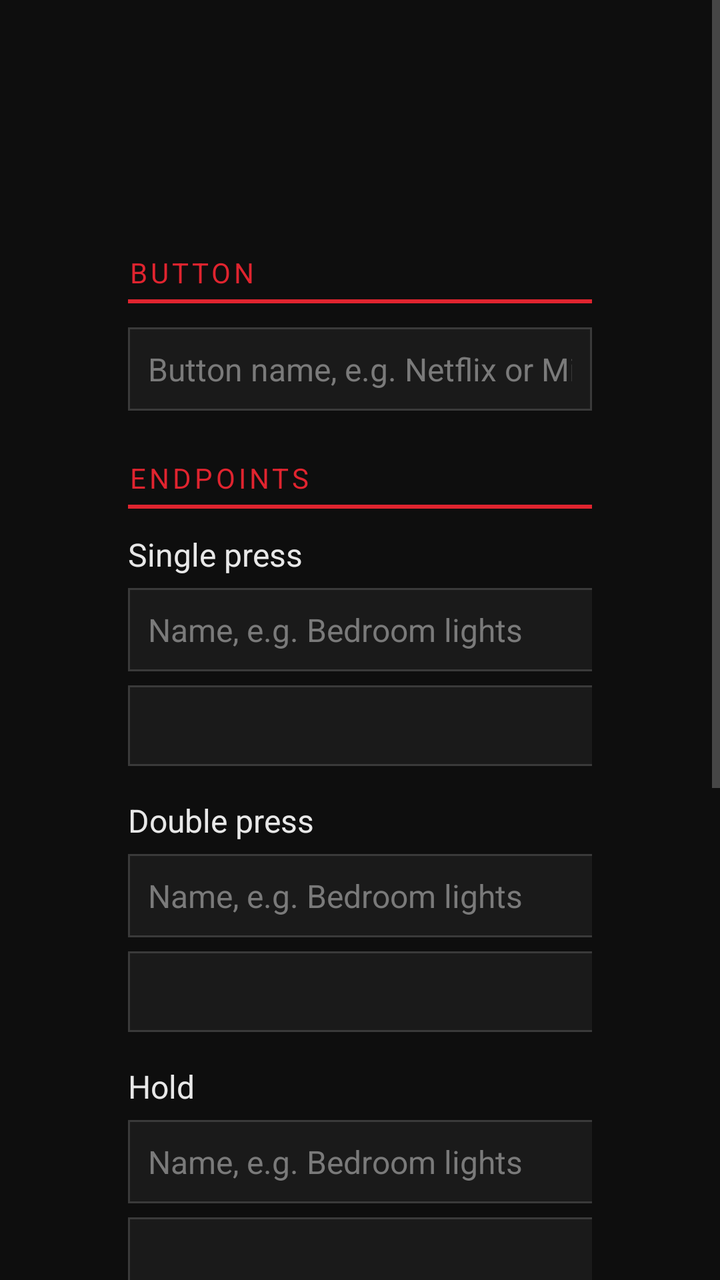
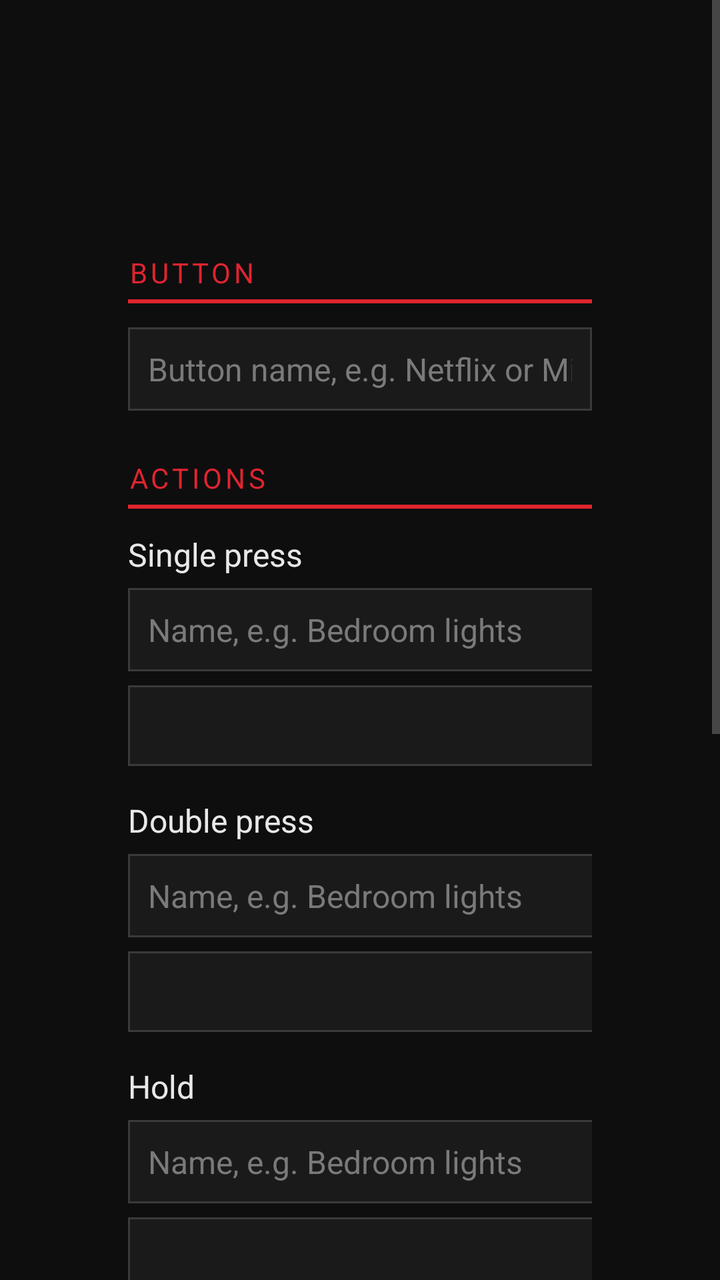

Before-and-after screenshots of an Android layout around one commit, followed by the original layout XML and the change that was made.
<!-- AndroidManifest.xml: application theme Theme.ButtonHooks -->
<!-- res/layout/activity_hook.xml -->
<?xml version="1.0" encoding="utf-8"?>
<ScrollView xmlns:android="http://schemas.android.com/apk/res/android"
    android:layout_width="match_parent"
    android:layout_height="match_parent"
    android:background="@color/bg"
    android:fillViewport="true">

    <LinearLayout
        android:layout_width="match_parent"
        android:layout_height="wrap_content"
        android:orientation="vertical"
        android:paddingStart="64dp"
        android:paddingEnd="64dp"
        android:paddingTop="36dp"
        android:paddingBottom="48dp">

        <TextView
            android:id="@+id/hook_title"
            android:layout_width="wrap_content"
            android:layout_height="wrap_content"
            android:textColor="@color/text"
            android:textSize="30sp"
            android:textStyle="bold" />

        <TextView
            android:id="@+id/hook_key"
            android:layout_width="match_parent"
            android:layout_height="wrap_content"
            android:layout_marginTop="6dp"
            android:textColor="@color/mid"
            android:textSize="15sp" />

        
        <TextView style="@style/SectionHeader" android:text="@string/section_button" />

        <EditText
            android:id="@+id/hook_label"
            style="@style/Field"
            android:layout_width="match_parent"
            android:layout_marginTop="12dp"
            android:hint="@string/hook_label_hint"
            android:inputType="textCapWords" />

        
        <TextView style="@style/SectionHeader" android:text="@string/section_endpoints" />

        <LinearLayout
            android:id="@+id/block_single"
            android:layout_width="match_parent"
            android:layout_height="wrap_content"
            android:orientation="vertical">

            <TextView
                style="@style/Label"
                android:layout_marginTop="12dp"
                android:text="@string/label_single" />

            <LinearLayout
                android:layout_width="match_parent"
                android:layout_height="wrap_content"
                android:layout_marginTop="6dp"
                android:orientation="horizontal">

                <EditText
                    android:id="@+id/name_single"
                    style="@style/Field"
                    android:layout_width="260dp"
                    android:layout_marginEnd="12dp"
                    android:hint="@string/name_hint"
                    android:inputType="textCapSentences" />

                <EditText
                    android:id="@+id/url_single"
                    style="@style/Field"
                    android:layout_width="0dp"
                    android:layout_weight="1"
                    android:hint="@string/url_hint"
                    android:inputType="textUri" />

                <Button
                    android:id="@+id/test_single"
                    style="@style/FlatButton"
                    android:layout_marginStart="12dp"
                    android:text="@string/test" />
            </LinearLayout>

            <LinearLayout
                android:layout_width="match_parent"
                android:layout_height="wrap_content"
                android:layout_marginTop="6dp"
                android:orientation="horizontal">

                <Button
                    android:id="@+id/method_single"
                    style="@style/FlatButton"
                    android:layout_width="260dp"
                    android:layout_marginEnd="12dp" />

                <EditText
                    android:id="@+id/body_single"
                    style="@style/Field"
                    android:layout_width="0dp"
                    android:layout_weight="1"
                    android:hint="@string/body_hint"
                    android:inputType="text" />
            </LinearLayout>
        </LinearLayout>

        <LinearLayout
            android:id="@+id/block_double"
            android:layout_width="match_parent"
            android:layout_height="wrap_content"
            android:orientation="vertical">

            <TextView
                style="@style/Label"
                android:layout_marginTop="16dp"
                android:text="@string/label_double" />

            <LinearLayout
                android:layout_width="match_parent"
                android:layout_height="wrap_content"
                android:layout_marginTop="6dp"
                android:orientation="horizontal">

                <EditText
                    android:id="@+id/name_double"
                    style="@style/Field"
                    android:layout_width="260dp"
                    android:layout_marginEnd="12dp"
                    android:hint="@string/name_hint"
                    android:inputType="textCapSentences" />

                <EditText
                    android:id="@+id/url_double"
                    style="@style/Field"
                    android:layout_width="0dp"
                    android:layout_weight="1"
                    android:hint="@string/url_hint"
                    android:inputType="textUri" />

                <Button
                    android:id="@+id/test_double"
                    style="@style/FlatButton"
                    android:layout_marginStart="12dp"
                    android:text="@string/test" />
            </LinearLayout>

            <LinearLayout
                android:layout_width="match_parent"
                android:layout_height="wrap_content"
                android:layout_marginTop="6dp"
                android:orientation="horizontal">

                <Button
                    android:id="@+id/method_double"
                    style="@style/FlatButton"
                    android:layout_width="260dp"
                    android:layout_marginEnd="12dp" />

                <EditText
                    android:id="@+id/body_double"
                    style="@style/Field"
                    android:layout_width="0dp"
                    android:layout_weight="1"
                    android:hint="@string/body_hint"
                    android:inputType="text" />
            </LinearLayout>
        </LinearLayout>

        <LinearLayout
            android:id="@+id/block_hold"
            android:layout_width="match_parent"
            android:layout_height="wrap_content"
            android:orientation="vertical">

            <TextView
                style="@style/Label"
                android:layout_marginTop="16dp"
                android:text="@string/label_hold" />

            <LinearLayout
                android:layout_width="match_parent"
                android:layout_height="wrap_content"
                android:layout_marginTop="6dp"
                android:orientation="horizontal">

                <EditText
                    android:id="@+id/name_hold"
                    style="@style/Field"
                    android:layout_width="260dp"
                    android:layout_marginEnd="12dp"
                    android:hint="@string/name_hint"
                    android:inputType="textCapSentences" />

                <EditText
                    android:id="@+id/url_hold"
                    style="@style/Field"
                    android:layout_width="0dp"
                    android:layout_weight="1"
                    android:hint="@string/url_hint"
                    android:inputType="textUri" />

                <Button
                    android:id="@+id/test_hold"
                    style="@style/FlatButton"
                    android:layout_marginStart="12dp"
                    android:text="@string/test" />
            </LinearLayout>

            <LinearLayout
                android:layout_width="match_parent"
                android:layout_height="wrap_content"
                android:layout_marginTop="6dp"
                android:orientation="horizontal">

                <Button
                    android:id="@+id/method_hold"
                    style="@style/FlatButton"
                    android:layout_width="260dp"
                    android:layout_marginEnd="12dp" />

                <EditText
                    android:id="@+id/body_hold"
                    style="@style/Field"
                    android:layout_width="0dp"
                    android:layout_weight="1"
                    android:hint="@string/body_hint"
                    android:inputType="text" />
            </LinearLayout>
        </LinearLayout>

        <TextView
            style="@style/Label"
            android:layout_marginTop="16dp"
            android:text="@string/label_headers" />

        <EditText
            android:id="@+id/headers"
            style="@style/Field"
            android:layout_width="match_parent"
            android:layout_marginTop="6dp"
            android:gravity="top"
            android:hint="@string/headers_hint"
            android:inputType="textMultiLine|textNoSuggestions"
            android:minLines="2"
            android:singleLine="false" />

        <TextView
            android:layout_width="match_parent"
            android:layout_height="wrap_content"
            android:layout_marginTop="10dp"
            android:text="@string/endpoint_help"
            android:textColor="@color/mid"
            android:textSize="13sp" />

        <LinearLayout
            android:layout_width="match_parent"
            android:layout_height="wrap_content"
            android:layout_marginTop="28dp"
            android:gravity="center_vertical"
            android:orientation="horizontal">

            <Button
                android:id="@+id/save"
                style="@style/FlatButton"
                android:text="@string/save" />

            <Button
                android:id="@+id/remove"
                style="@style/FlatButton"
                android:layout_marginStart="12dp"
                android:text="@string/remove_hook" />

            <TextView
                android:id="@+id/last_result"
                android:layout_width="0dp"
                android:layout_height="wrap_content"
                android:layout_marginStart="18dp"
                android:layout_weight="1"
                android:textColor="@color/mid"
                android:textSize="14sp" />
        </LinearLayout>
    </LinearLayout>
</ScrollView>
<!-- resources referenced by this layout -->
<resources>
  <color name="bg">#0E0E0E</color>
  <color name="mid">#7A7A7A</color>
  <color name="text">#E8E8E8</color>
  <string name="body_hint">Body for POST/PUT, e.g. {\"entity_id\": \"light.den\"}</string>
  <string name="endpoint_help">Leave a URL empty to ignore that gesture. The name is what the on-screen badge shows. {gesture} and {key} in a URL or body are replaced with the gesture and keycode. A body starting with { or [ is sent as JSON unless a Content-Type header says otherwise. With no double press URL, single presses fire immediately.</string>
  <string name="headers_hint">Authorization: Bearer your-long-lived-token</string>
  <string name="hook_label_hint">Button name, e.g. Netflix or Mic</string>
  <string name="label_double">Double press</string>
  <string name="label_headers">Headers (every gesture of this button, one per line)</string>
  <string name="label_hold">Hold</string>
  <string name="label_single">Single press</string>
  <string name="name_hint">Name, e.g. Bedroom lights</string>
  <string name="remove_hook">Remove button</string>
  <string name="save">Save</string>
  <string name="section_button">Button</string>
  <string name="section_endpoints">Endpoints</string>
  <string name="test">Test</string>
  <string name="url_hint">http://homeassistant.local:8123/api/webhook/…</string>
  <style name="Field">
          <item name="android:layout_height">wrap_content</item>
          <item name="android:background">@drawable/field</item>
          <item name="android:padding">10dp</item>
          <item name="android:textColor">@color/text</item>
          <item name="android:textColorHint">@color/mid</item>
          <item name="android:textSize">16sp</item>
          <item name="android:singleLine">true</item>
      </style>
  <style name="Label">
          <item name="android:layout_width">wrap_content</item>
          <item name="android:layout_height">wrap_content</item>
          <item name="android:textColor">@color/text</item>
          <item name="android:textSize">16sp</item>
      </style>
  <style name="SectionHeader">
          <item name="android:layout_width">match_parent</item>
          <item name="android:layout_height">wrap_content</item>
          <item name="android:layout_marginTop">24dp</item>
          <item name="android:paddingBottom">6dp</item>
          <item name="android:textColor">@color/accent</item>
          <item name="android:textSize">14sp</item>
          <item name="android:textAllCaps">true</item>
          <item name="android:letterSpacing">0.12</item>
          <item name="android:background">@drawable/underline</item>
      </style>
  <style name="Theme.ButtonHooks" parent="android:Theme.Material.NoActionBar">
          <item name="android:windowBackground">@color/bg</item>
          <item name="android:colorBackground">@color/bg</item>
          <item name="android:colorAccent">@color/accent</item>
          <item name="android:colorPrimary">@color/surface</item>
          <item name="android:textColorPrimary">@color/text</item>
          <item name="android:textColorSecondary">@color/mid</item>
          <item name="android:textColorHint">@color/mid</item>
      </style>
  <color name="accent">#E0242F</color>
  <!-- drawable underline (drawable) -->
  <?xml version="1.0" encoding="utf-8"?>
  <layer-list xmlns:android="http://schemas.android.com/apk/res/android">
      <item android:gravity="bottom" android:height="2dp">
          <shape android:shape="rectangle">
              <solid android:color="@color/accent" />
          </shape>
      </item>
  </layer-list>
  <color name="surface">#1A1A1A</color>
  <color name="line">#3A3A3A</color>
  <color name="accent_dim">#5A0E13</color>
  <!-- unchanged entries left out for length: 3 -->
</resources>

<!-- the commit's change to res/layout/activity_hook.xml (unified diff, before → after) -->
@@ -42,7 +42,7 @@
             android:inputType="textCapWords" />
 
         
-        <TextView style="@style/SectionHeader" android:text="@string/section_endpoints" />
+        <TextView style="@style/SectionHeader" android:text="@string/section_actions" />
 
         <LinearLayout
             android:id="@+id/block_single"
@@ -69,6 +69,12 @@
                     android:hint="@string/name_hint"
                     android:inputType="textCapSentences" />
 
+                <Button
+                    android:id="@+id/type_single"
+                    style="@style/FlatButton"
+                    android:layout_width="200dp"
+                    android:layout_marginEnd="12dp" />
+
                 <EditText
                     android:id="@+id/url_single"
                     style="@style/Field"
@@ -78,6 +84,14 @@
                     android:inputType="textUri" />
 
                 <Button
+                    android:id="@+id/target_single"
+                    style="@style/FlatButton"
+                    android:layout_width="0dp"
+                    android:layout_weight="1"
+                    android:gravity="start|center_vertical"
+                    android:visibility="gone" />
+
+                <Button
                     android:id="@+id/test_single"
                     style="@style/FlatButton"
                     android:layout_marginStart="12dp"
@@ -85,6 +99,7 @@
             </LinearLayout>
 
             <LinearLayout
+                android:id="@+id/request_single"
                 android:layout_width="match_parent"
                 android:layout_height="wrap_content"
                 android:layout_marginTop="6dp"
@@ -131,6 +146,12 @@
                     android:hint="@string/name_hint"
                     android:inputType="textCapSentences" />
 
+                <Button
+                    android:id="@+id/type_double"
+                    style="@style/FlatButton"
+                    android:layout_width="200dp"
+                    android:layout_marginEnd="12dp" />
+
                 <EditText
                     android:id="@+id/url_double"
                     style="@style/Field"
@@ -140,6 +161,14 @@
                     android:inputType="textUri" />
 
                 <Button
+                    android:id="@+id/target_double"
+                    style="@style/FlatButton"
+                    android:layout_width="0dp"
+                    android:layout_weight="1"
+                    android:gravity="start|center_vertical"
+                    android:visibility="gone" />
+
+                <Button
                     android:id="@+id/test_double"
                     style="@style/FlatButton"
                     android:layout_marginStart="12dp"
@@ -147,6 +176,7 @@
             </LinearLayout>
 
             <LinearLayout
+                android:id="@+id/request_double"
                 android:layout_width="match_parent"
                 android:layout_height="wrap_content"
                 android:layout_marginTop="6dp"
@@ -193,6 +223,12 @@
                     android:hint="@string/name_hint"
                     android:inputType="textCapSentences" />
 
+                <Button
+                    android:id="@+id/type_hold"
+                    style="@style/FlatButton"
+                    android:layout_width="200dp"
+                    android:layout_marginEnd="12dp" />
+
                 <EditText
                     android:id="@+id/url_hold"
                     style="@style/Field"
@@ -202,6 +238,14 @@
                     android:inputType="textUri" />
 
                 <Button
+                    android:id="@+id/target_hold"
+                    style="@style/FlatButton"
+                    android:layout_width="0dp"
+                    android:layout_weight="1"
+                    android:gravity="start|center_vertical"
+                    android:visibility="gone" />
+
+                <Button
                     android:id="@+id/test_hold"
                     style="@style/FlatButton"
                     android:layout_marginStart="12dp"
@@ -209,6 +253,7 @@
             </LinearLayout>
 
             <LinearLayout
+                android:id="@+id/request_hold"
                 android:layout_width="match_parent"
                 android:layout_height="wrap_content"
                 android:layout_marginTop="6dp"
@@ -231,6 +276,7 @@
         </LinearLayout>
 
         <TextView
+            android:id="@+id/headers_label"
             style="@style/Label"
             android:layout_marginTop="16dp"
             android:text="@string/label_headers" />
<!-- resource entries referenced after the edit -->
@@ -4,7 +4,7 @@
   <color name="mid">#7A7A7A</color>
   <color name="text">#E8E8E8</color>
   <string name="body_hint">Body for POST/PUT, e.g. {\"entity_id\": \"light.den\"}</string>
-  <string name="endpoint_help">Leave a URL empty to ignore that gesture. The name is what the on-screen badge shows. {gesture} and {key} in a URL or body are replaced with the gesture and keycode. A body starting with { or [ is sent as JSON unless a Content-Type header says otherwise. With no double press URL, single presses fire immediately.</string>
+  <string name="endpoint_help">A hooked button never does its normal action. Set every gesture to Nothing (or leave them empty) to just disable it. Navigation, media keys and Open app run on the Shield; Webhook sends an HTTP request, where {gesture} and {key} in the URL or body are replaced with the gesture and keycode, and a body starting with { or [ is sent as JSON unless a Content-Type header says otherwise. The name is what the on-screen badge shows. If double press does nothing, single presses fire immediately.</string>
   <string name="headers_hint">Authorization: Bearer your-long-lived-token</string>
   <string name="hook_label_hint">Button name, e.g. Netflix or Mic</string>
   <string name="label_double">Double press</string>
@@ -14,8 +14,8 @@
   <string name="name_hint">Name, e.g. Bedroom lights</string>
   <string name="remove_hook">Remove button</string>
   <string name="save">Save</string>
+  <string name="section_actions">Actions</string>
   <string name="section_button">Button</string>
-  <string name="section_endpoints">Endpoints</string>
   <string name="test">Test</string>
   <string name="url_hint">http://homeassistant.local:8123/api/webhook/…</string>
   <style name="Field">
